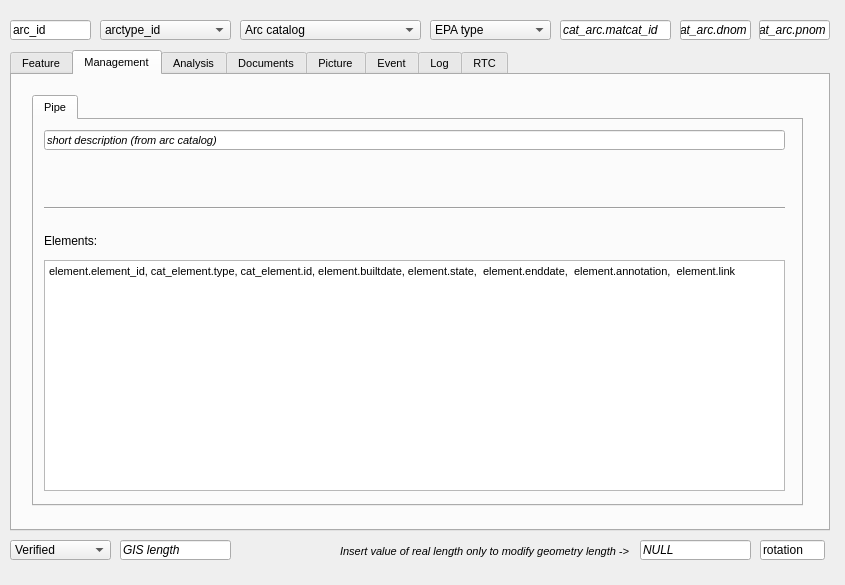
Before: the Qt Designer form ui/ws_arc.ui in Giswater/giswater_qgis_plugin, drawn with Qt 5.
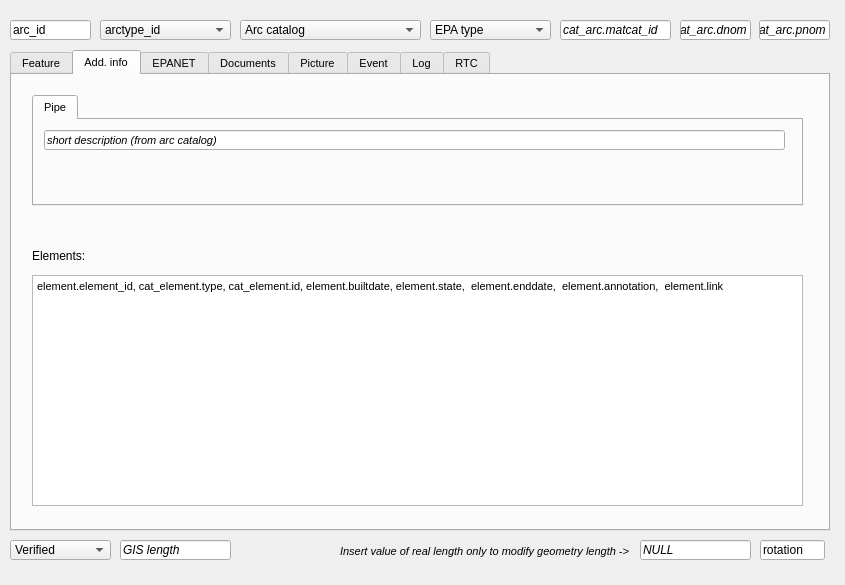
After: the same form once the commit is applied. The open tabs and pages were chosen to show the change.

```diff
--- a/ui/ws_arc.ui
+++ b/ui/ws_arc.ui
@@ -1022,7 +1022,7 @@
    </widget>
    <widget class="QWidget" name="tab_7">
     <attribute name="title">
-     <string>Management</string>
+     <string>Add. info</string>
     </attribute>
     <widget class="QTabWidget" name="label_management">
      <property name="geometry">
@@ -1030,7 +1030,7 @@
        <x>20</x>
        <y>20</y>
        <width>771</width>
-       <height>411</height>
+       <height>111</height>
       </rect>
      </property>
      <property name="currentIndex">
@@ -1058,78 +1058,65 @@
         <string>short description (from arc catalog)</string>
        </property>
       </widget>
-      <widget class="Line" name="line_10">
-       <property name="geometry">
-        <rect>
-         <x>10</x>
-         <y>80</y>
-         <width>741</width>
-         <height>16</height>
-        </rect>
-       </property>
-       <property name="orientation">
-        <enum>Qt::Horizontal</enum>
-       </property>
-      </widget>
-      <widget class="QLabel" name="label_elements">
-       <property name="geometry">
-        <rect>
-         <x>10</x>
-         <y>110</y>
-         <width>90</width>
-         <height>22</height>
-        </rect>
-       </property>
-       <property name="font">
-        <font>
-         <pointsize>9</pointsize>
-        </font>
-       </property>
-       <property name="frameShape">
-        <enum>QFrame::NoFrame</enum>
-       </property>
-       <property name="frameShadow">
-        <enum>QFrame::Plain</enum>
-       </property>
-       <property name="text">
-        <string>Elements:</string>
-       </property>
-       <property name="textFormat">
-        <enum>Qt::AutoText</enum>
-       </property>
-       <property name="scaledContents">
-        <bool>false</bool>
-       </property>
-       <property name="alignment">
-        <set>Qt::AlignLeading|Qt::AlignLeft|Qt::AlignVCenter</set>
-       </property>
-       <property name="margin">
-        <number>3</number>
-       </property>
-      </widget>
-      <widget class="QTextEdit" name="element">
-       <property name="geometry">
-        <rect>
-         <x>10</x>
-         <y>140</y>
-         <width>741</width>
-         <height>231</height>
-        </rect>
-       </property>
-       <property name="html">
-        <string>&lt;!DOCTYPE HTML PUBLIC &quot;-//W3C//DTD HTML 4.0//EN&quot; &quot;http://www.w3.org/TR/REC-html40/strict.dtd&quot;&gt;
+     </widget>
+    </widget>
+    <widget class="QTextEdit" name="element">
+     <property name="geometry">
+      <rect>
+       <x>20</x>
+       <y>200</y>
+       <width>771</width>
+       <height>231</height>
+      </rect>
+     </property>
+     <property name="html">
+      <string>&lt;!DOCTYPE HTML PUBLIC &quot;-//W3C//DTD HTML 4.0//EN&quot; &quot;http://www.w3.org/TR/REC-html40/strict.dtd&quot;&gt;
 &lt;html&gt;&lt;head&gt;&lt;meta name=&quot;qrichtext&quot; content=&quot;1&quot; /&gt;&lt;style type=&quot;text/css&quot;&gt;
 p, li { white-space: pre-wrap; }
 &lt;/style&gt;&lt;/head&gt;&lt;body style=&quot; font-family:'MS Shell Dlg 2'; font-size:8pt; font-weight:400; font-style:normal;&quot;&gt;
 &lt;p style=&quot; margin-top:0px; margin-bottom:0px; margin-left:0px; margin-right:0px; -qt-block-indent:0; text-indent:0px;&quot;&gt;element.element_id, cat_element.type, cat_element.id, element.builtdate, element.state,  element.enddate,  element.annotation,  element.link&lt;/p&gt;&lt;/body&gt;&lt;/html&gt;</string>
-       </property>
-      </widget>
-     </widget>
+     </property>
+    </widget>
+    <widget class="QLabel" name="label_elements">
+     <property name="geometry">
+      <rect>
+       <x>20</x>
+       <y>170</y>
+       <width>90</width>
+       <height>22</height>
+      </rect>
+     </property>
+     <property name="font">
+      <font>
+       <pointsize>9</pointsize>
+      </font>
+     </property>
+     <property name="frameShape">
+      <enum>QFrame::NoFrame</enum>
+     </property>
+     <property name="frameShadow">
+      <enum>QFrame::Plain</enum>
+     </property>
+     <property name="text">
+      <string>Elements:</string>
+     </property>
+     <property name="textFormat">
+      <enum>Qt::AutoText</enum>
+     </property>
+     <property name="scaledContents">
+      <bool>false</bool>
+     </property>
+     <property name="alignment">
+      <set>Qt::AlignLeading|Qt::AlignLeft|Qt::AlignVCenter</set>
+     </property>
+     <property name="margin">
+      <number>3</number>
+     </property>
     </widget>
    </widget>
    <widget class="QWidget" name="tab_9">
     <attribute name="title">
-     <string>Analysis</string>
+     <string>EPANET</string>
     </attribute>
     <widget class="QTabWidget" name="Junction">
      <property name="geometry">
```
Left out of the diff: 2 changed lines with no effect on the pictures.
